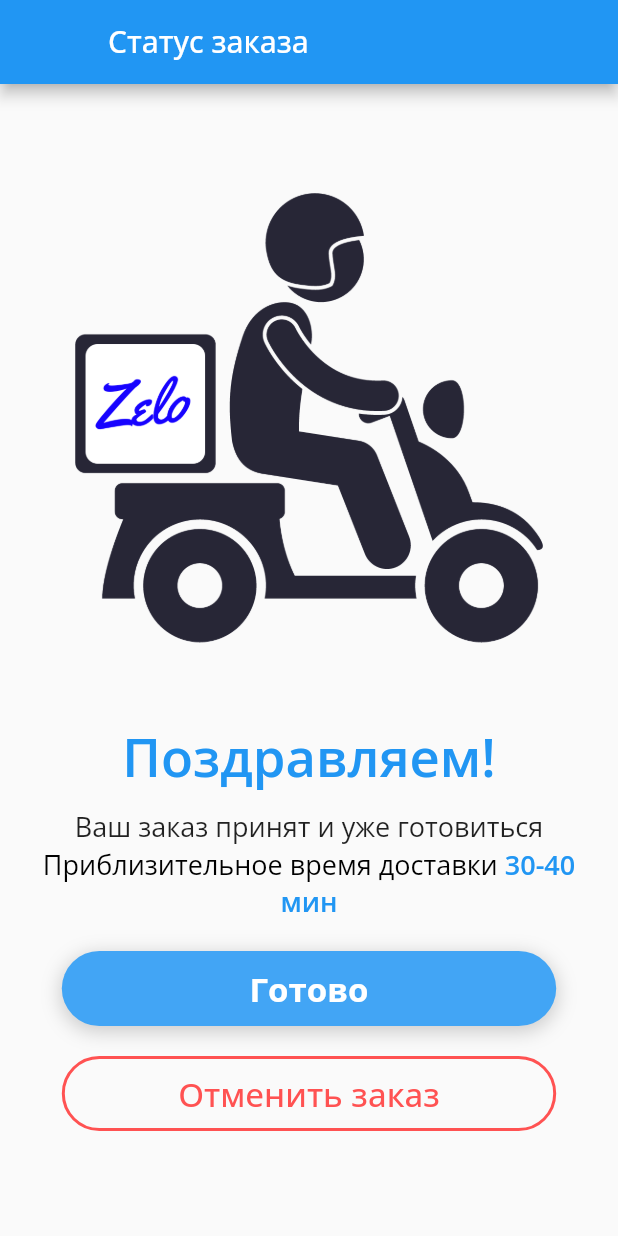
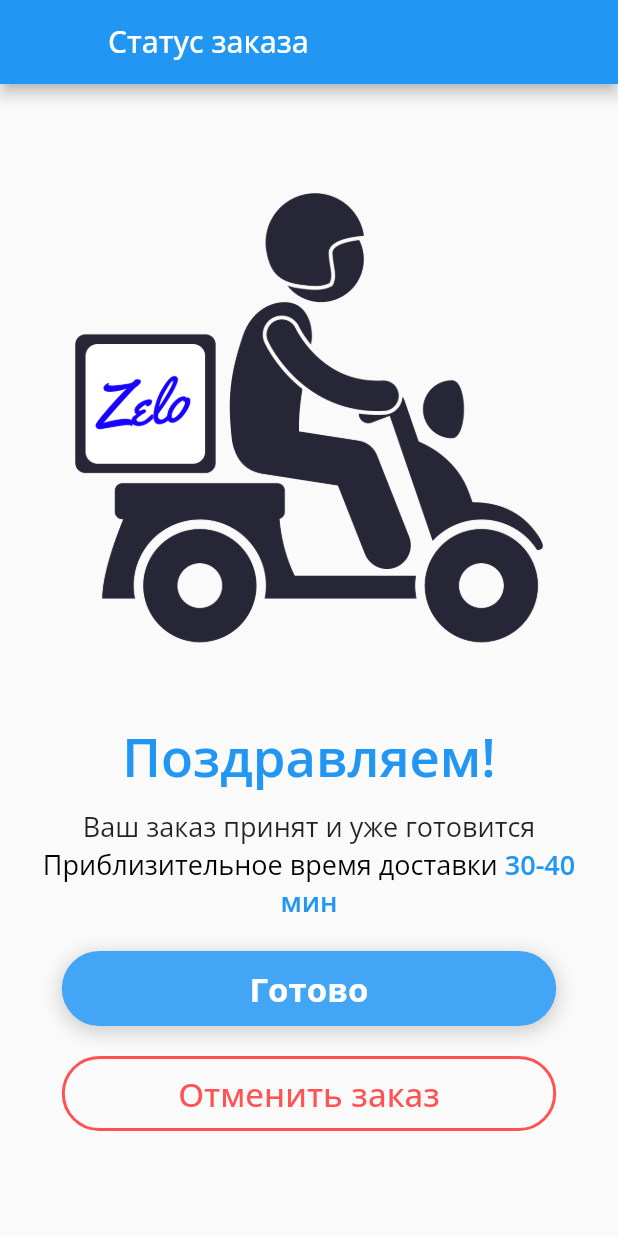
Before and after one commit to BurumbayS/ZeloApp, a Flutter app: the CompletedOrderPage screen opened directly, on a phone screen of 412 x 824 dp. Run offline on Flutter 3.47's test engine with Material 2 defaults, Android fonts, the phone set to English and light mode, and no system bars; our stand-ins replace cached_network_image, dio, dotted_line, flutter_spinkit, google_fonts, localstorage and 2 more; missing offline and left inert: stretchy_header, yandex_mapkit; accounts and stored records are empty; generated files the repository leaves out were written again.

```diff
--- a/lib/pages/main/places-list-page.dart
+++ b/lib/pages/main/places-list-page.dart
@@ -71,7 +71,7 @@ class PlacesListState extends State<PlacesList> {
       case City.Taldykorgan:
         return "Талдыкорган";
       case City.Semey:
-        return "Семей";
+        return "Тараз";
     }
 
     return "";
@@ -105,7 +105,7 @@ class PlacesListState extends State<PlacesList> {
     if (_isAuthenticated) {
       Navigator.push(context,CupertinoPageRoute(builder: (context) => ProfilePage()));
     } else {
-      showDialog(context: context, builder: (_) => CustomAlertDialog.shared.dialog("Хотите зарегестрироваться?\n", "Для заказа блюда вам необходимо зарегестрироваться", false, context, () {
+      showDialog(context: context, builder: (_) => CustomAlertDialog.shared.dialog("Хотите зарегистрироваться?\n", "Для заказа блюда вам необходимо зарегистрироваться", false, context, () {
         Navigator.of(context).push(
             MaterialPageRoute(
                 fullscreenDialog: true,
@@ -378,7 +378,7 @@ class PlacesListState extends State<PlacesList> {
                   color: (_selectedCity == City.Semey) ? Colors.blue : Colors.white,
                 ),
                 child: Text(
-                  'Семей',
+                  'Тараз',
                   style: GoogleFonts.openSans(
                     fontSize: 18,
                     color: (_selectedCity == City.Semey) ? Colors.white : Colors.blue,
--- a/lib/pages/order-page/completed-order-page.dart
+++ b/lib/pages/order-page/completed-order-page.dart
@@ -85,7 +85,7 @@ class CompletedOrderPageState extends State<CompletedOrderPage>  {
                 ),
               ),
               Text(
-                  'Ваш заказ принят и уже готовиться',
+                  'Ваш заказ принят и уже готовится',
                 textAlign: TextAlign.center,
                 style: GoogleFonts.openSans(
                   fontSize: 18
--- a/lib/pages/place/place-profile.dart
+++ b/lib/pages/place/place-profile.dart
@@ -198,7 +198,7 @@ class PlaceProfileState extends State<PlaceProfile>{
     bool _isAuthenticated = await isAuthenticated();
 
     if (!_isAuthenticated) {
-      showDialog(context: context, builder: (_) => CustomAlertDialog.shared.dialog("Хотите зарегестрироваться?\n", "Для заказа блюда вам необходимо зарегестрироваться", false, context, () {
+      showDialog(context: context, builder: (_) => CustomAlertDialog.shared.dialog("Хотите зарегистрироваться?\n", "Для заказа блюда вам необходимо зарегистрироваться", false, context, () {
           Navigator.pop(context);
           Navigator.of(context).push(
               CupertinoPageRoute(
```
